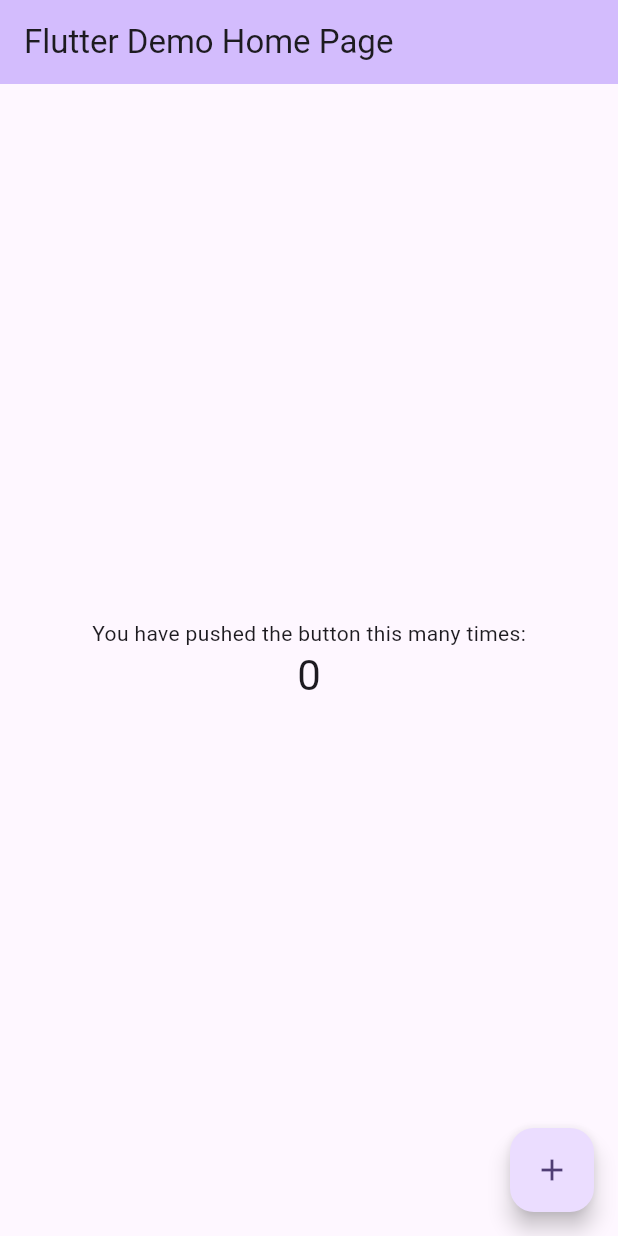
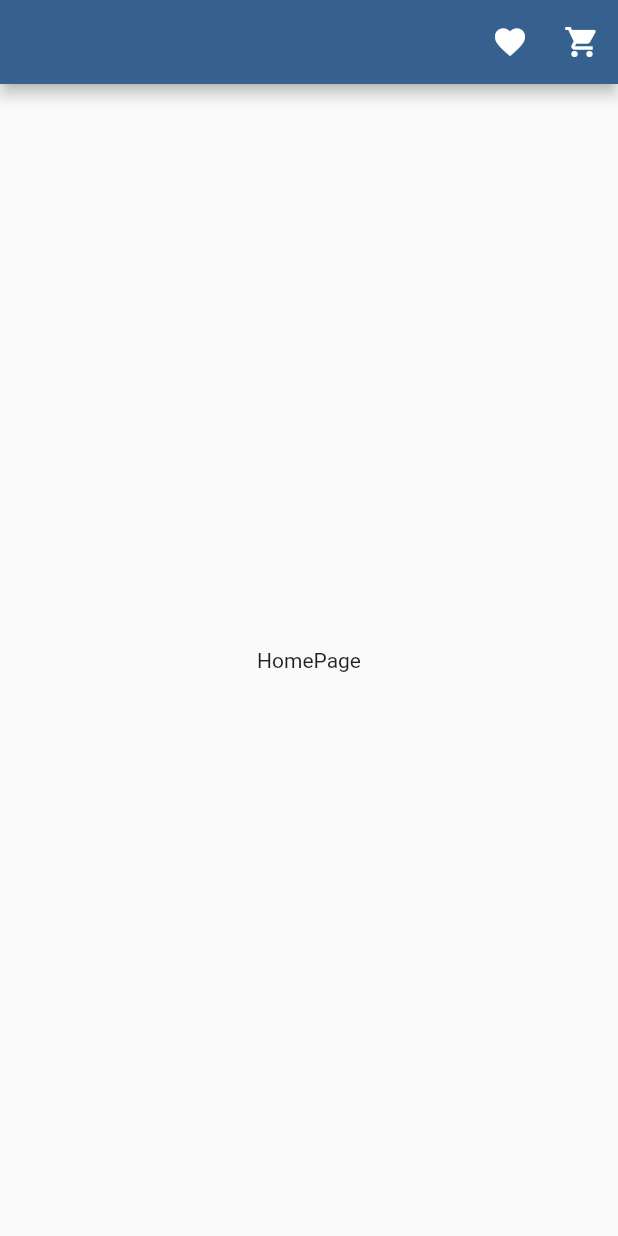
Before and after one commit to web-dev-mohsin/flutter-simple-product-card-bloc-project, a Flutter app: the screen it shows after launch, on a phone screen of 412 x 824 dp. Run offline on Flutter 3.47's test engine with Material 2 defaults, Android fonts, the phone set to English and light mode, and no system bars.

Commit message:
add home page

```diff
--- a/lib/main.dart
+++ b/lib/main.dart
@@ -1,4 +1,5 @@
 import 'package:flutter/material.dart';
+import 'package:flutter_simple_product_card_bloc_project/screen/home_page.dart';
 
 void main() {
   runApp(const MyApp());
@@ -11,115 +12,13 @@ class MyApp extends StatelessWidget {
   @override
   Widget build(BuildContext context) {
     return MaterialApp(
-      title: 'Flutter Demo',
+      debugShowCheckedModeBanner: false,
+      title: 'Product Card',
       theme: ThemeData(
-        // This is the theme of your application.
-        //
-        // TRY THIS: Try running your application with "flutter run". You'll see
-        // the application has a blue toolbar. Then, without quitting the app,
-        // try changing the seedColor in the colorScheme below to Colors.green
-        // and then invoke "hot reload" (save your changes or press the "hot
-        // reload" button in a Flutter-supported IDE, or press "r" if you used
-        // the command line to start the app).
-        //
-        // Notice that the counter didn't reset back to zero; the application
-        // state is not lost during the reload. To reset the state, use hot
-        // restart instead.
-        //
-        // This works for code too, not just values: Most code changes can be
-        // tested with just a hot reload.
-        colorScheme: ColorScheme.fromSeed(seedColor: Colors.deepPurple),
-        useMaterial3: true,
+        colorScheme: ColorScheme.fromSeed(seedColor: Colors.blue),
+        useMaterial3: false,
       ),
-      home: const MyHomePage(title: 'Flutter Demo Home Page'),
+      home: const HomePage(),
     );
   }
 }
-
-class MyHomePage extends StatefulWidget {
-  const MyHomePage({super.key, required this.title});
-
-  // This widget is the home page of your application. It is stateful, meaning
-  // that it has a State object (defined below) that contains fields that affect
-  // how it looks.
-
-  // This class is the configuration for the state. It holds the values (in this
-  // case the title) provided by the parent (in this case the App widget) and
-  // used by the build method of the State. Fields in a Widget subclass are
-  // always marked "final".
-
-  final String title;
-
-  @override
-  State<MyHomePage> createState() => _MyHomePageState();
-}
-
-class _MyHomePageState extends State<MyHomePage> {
-  int _counter = 0;
-
-  void _incrementCounter() {
-    setState(() {
-      // This call to setState tells the Flutter framework that something has
-      // changed in this State, which causes it to rerun the build method below
-      // so that the display can reflect the updated values. If we changed
-      // _counter without calling setState(), then the build method would not be
-      // called again, and so nothing would appear to happen.
-      _counter++;
-    });
-  }
-
-  @override
-  Widget build(BuildContext context) {
-    // This method is rerun every time setState is called, for instance as done
-    // by the _incrementCounter method above.
-    //
-    // The Flutter framework has been optimized to make rerunning build methods
-    // fast, so that you can just rebuild anything that needs updating rather
-    // than having to individually change instances of widgets.
-    return Scaffold(
-      appBar: AppBar(
-        // TRY THIS: Try changing the color here to a specific color (to
-        // Colors.amber, perhaps?) and trigger a hot reload to see the AppBar
-        // change color while the other colors stay the same.
-        backgroundColor: Theme.of(context).colorScheme.inversePrimary,
-        // Here we take the value from the MyHomePage object that was created by
-        // the App.build method, and use it to set our appbar title.
-        title: Text(widget.title),
-      ),
-      body: Center(
-        // Center is a layout widget. It takes a single child and positions it
-        // in the middle of the parent.
-        child: Column(
-          // Column is also a layout widget. It takes a list of children and
-          // arranges them vertically. By default, it sizes itself to fit its
-          // children horizontally, and tries to be as tall as its parent.
-          //
-          // Column has various properties to control how it sizes itself and
-          // how it positions its children. Here we use mainAxisAlignment to
-          // center the children vertically; the main axis here is the vertical
-          // axis because Columns are vertical (the cross axis would be
-          // horizontal).
-          //
-          // TRY THIS: Invoke "debug painting" (choose the "Toggle Debug Paint"
-          // action in the IDE, or press "p" in the console), to see the
-          // wireframe for each widget.
-          mainAxisAlignment: MainAxisAlignment.center,
-          children: <Widget>[
-            const Text(
-              'You have pushed the button this many times:',
-            ),
-            Text(
-              '$_counter',
-              style: Theme.of(context).textTheme.headlineMedium,
-            ),
-          ],
-        ),
-      ),
-      floatingActionButton: FloatingActionButton(
-        onPressed: _incrementCounter,
-        tooltip: 'Increment',
-        child: const Icon(Icons.add),
-      ), // This trailing comma makes auto-formatting nicer for build methods.
-    );
-  }
-}
--- /dev/null
+++ b/lib/screen/home_page.dart
@@ -0,0 +1,19 @@
+import 'package:flutter/material.dart';
+
+class HomePage extends StatelessWidget {
+  const HomePage({Key? key}) : super(key: key);
+  @override
+  Widget build(BuildContext context) {
+    return Scaffold(
+      appBar: AppBar(
+        actions: [
+          IconButton(onPressed: () {}, icon: Icon(Icons.favorite)),
+          IconButton(onPressed: () {}, icon: Icon(Icons.shopping_cart))
+        ],
+      ),
+      body: Center(
+        child: Text('HomePage'),
+      ),
+    );
+  }
+}
```
